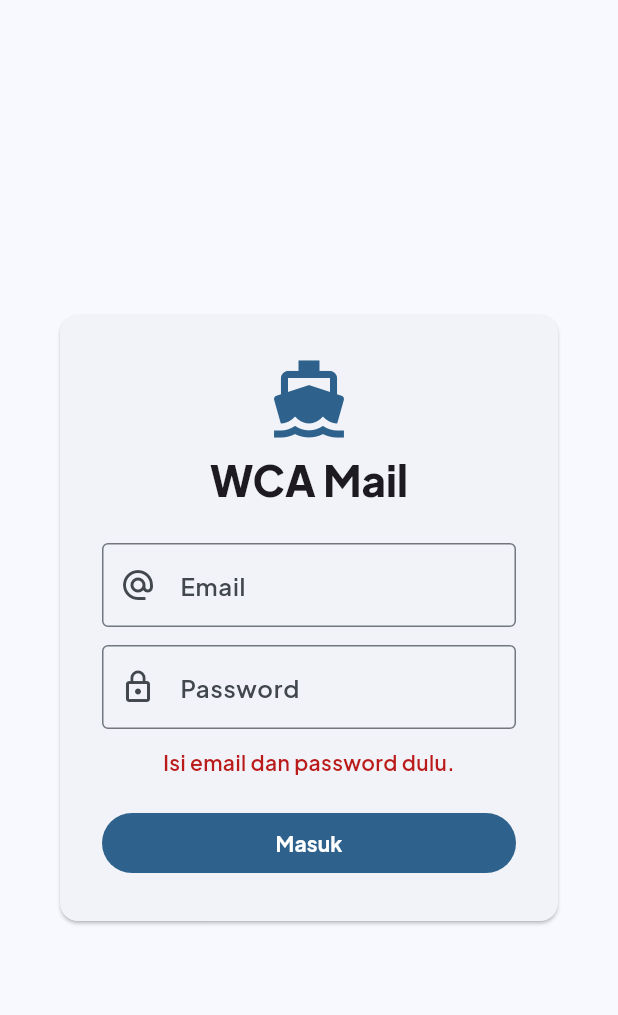
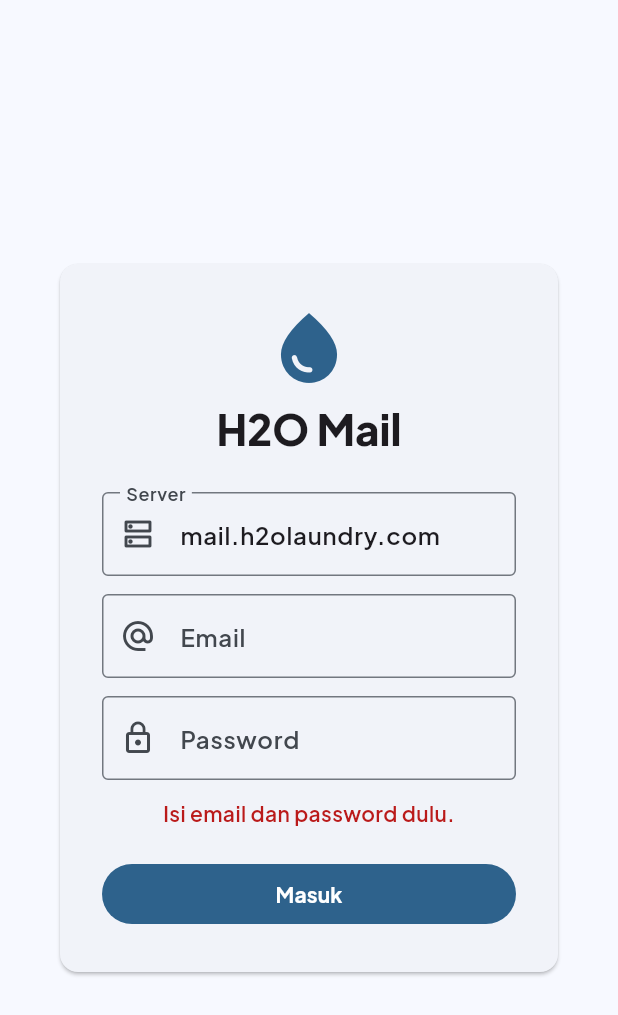
Before and after one commit to mustang77/tideview, a Flutter app: the screen it shows after launch, after a tap on "Masuk", on a phone screen of 412 x 824 dp. Shown: the top 1015 px of the screen. Run offline on Flutter 3.47's test engine with Material 3 defaults, Android fonts, the phone set to English and light mode, and no system bars; our stand-ins replace flutter_local_notifications, google_fonts, share_plus, shared_preferences, web, webview_flutter and 1 more; missing offline and left inert: dart:ui_web; network calls fail.

Commit message:
Mail app: multi-brand table (add Maya Resort Mail on mail.h2olaundry.com)
Refactor Brand into a BrandDef table keyed by build define or web hostname.
Adds Maya Resort Mail (spa icon, teal accent, server locked to
mail.h2olaundry.com since mayaresortsubud.com's MX rides that server);
per-brand seed color now drives the theme.

Co-Authored-By: Claude Opus 4.8 <noreply@anthropic.com>
Claude-Session: https://claude.ai/code/session_013qT7CiieAjBxeJKuayYfnZ

```diff
--- a/h2omail/lib/main.dart
+++ b/h2omail/lib/main.dart
@@ -16,7 +16,7 @@ class H2OMailApp extends StatelessWidget {
 
   @override
   Widget build(BuildContext context) {
-    const seed = Color(0xFF0288D1);
+    final seed = Brand.seed;
     TextTheme bolden(TextTheme t) => t.copyWith(
           bodySmall: t.bodySmall?.copyWith(fontWeight: FontWeight.w500),
           bodyMedium: t.bodyMedium?.copyWith(fontWeight: FontWeight.w600),
--- a/h2omail/lib/util/brand.dart
+++ b/h2omail/lib/util/brand.dart
@@ -1,35 +1,83 @@
 import 'package:flutter/foundation.dart';
 import 'package:flutter/material.dart';
 
-/// Branding resolves in two ways:
-/// 1. Build-time: `--dart-define=BRAND=wca` produces a dedicated WCA Mail
-///    build (server locked, field hidden) — used for the Android APK.
-/// 2. Runtime (web only): the same generic build opened from
-///    webmail.<domain> brands itself for that domain.
+/// A single brand: name, icon, accent color, and its mail server.
+class BrandDef {
+  final String key;
+  final String name;
+  final IconData icon;
+  final Color seed;
+  final String server;
+
+  /// If non-null, this hostname suffix selects the brand on web.
+  final String? hostSuffix;
+
+  const BrandDef({
+    required this.key,
+    required this.name,
+    required this.icon,
+    required this.seed,
+    required this.server,
+    this.hostSuffix,
+  });
+}
+
+/// All brands the one build can present. Order matters for host matching.
+const List<BrandDef> _brands = [
+  BrandDef(
+    key: 'wca',
+    name: 'WCA Mail',
+    icon: Icons.directions_boat,
+    seed: Color(0xFF0288D1),
+    server: 'mail.worldcruiseacademy.co.id',
+    hostSuffix: 'worldcruiseacademy.co.id',
+  ),
+  BrandDef(
+    key: 'maya',
+    name: 'Maya Resort Mail',
+    icon: Icons.spa,
+    seed: Color(0xFF00897B),
+    server: 'mail.h2olaundry.com', // maya menumpang ke server h2olaundry
+    hostSuffix: 'mayaresortsubud.com',
+  ),
+];
+
+const BrandDef _h2o = BrandDef(
+  key: 'h2o',
+  name: 'H2O Mail',
+  icon: Icons.water_drop,
+  seed: Color(0xFF0288D1),
+  server: 'mail.h2olaundry.com',
+);
+
+/// Resolves the active brand from a build-time define or the web hostname.
 class Brand {
   static const String _buildBrand = String.fromEnvironment('BRAND');
 
   static String get _host => kIsWeb ? Uri.base.host : '';
 
-  static bool get isWca {
-    if (_buildBrand == 'h2o') return false; // explicit personal build
-    if (_buildBrand == 'wca') return true;
-    if (!kIsWeb) return true; // mobile builds default to WCA Mail
-    return _host.endsWith('worldcruiseacademy.co.id');
+  static final BrandDef _active = _resolve();
+
+  static BrandDef _resolve() {
+    if (_buildBrand.isNotEmpty) {
+      for (final b in _brands) {
+        if (b.key == _buildBrand) return b;
+      }
+      return _h2o;
+    }
+    if (kIsWeb) {
+      for (final b in _brands) {
+        if (b.hostSuffix != null && _host.endsWith(b.hostSuffix!)) return b;
+      }
+    }
+    return _h2o;
   }
 
-  /// True when the server cannot be changed by the user (dedicated builds).
-  static bool get serverLocked => isWca && (!kIsWeb || _buildBrand == 'wca');
+  static String get name => _active.name;
+  static IconData get icon => _active.icon;
+  static Color get seed => _active.seed;
+  static String get defaultServer => _active.server;
 
-  static String get name => isWca ? 'WCA Mail' : 'H2O Mail';
-
-  static IconData get icon => isWca ? Icons.directions_boat : Icons.water_drop;
-
-  static String get defaultServer {
-    if (serverLocked) return 'mail.worldcruiseacademy.co.id';
-    if (kIsWeb && _host.startsWith('webmail.')) {
-      return _host.replaceFirst('webmail.', 'mail.');
-    }
-    return 'mail.h2olaundry.com';
-  }
+  /// Dedicated builds and branded hostnames lock the server field.
+  static bool get serverLocked => _active.key != 'h2o';
 }
```
